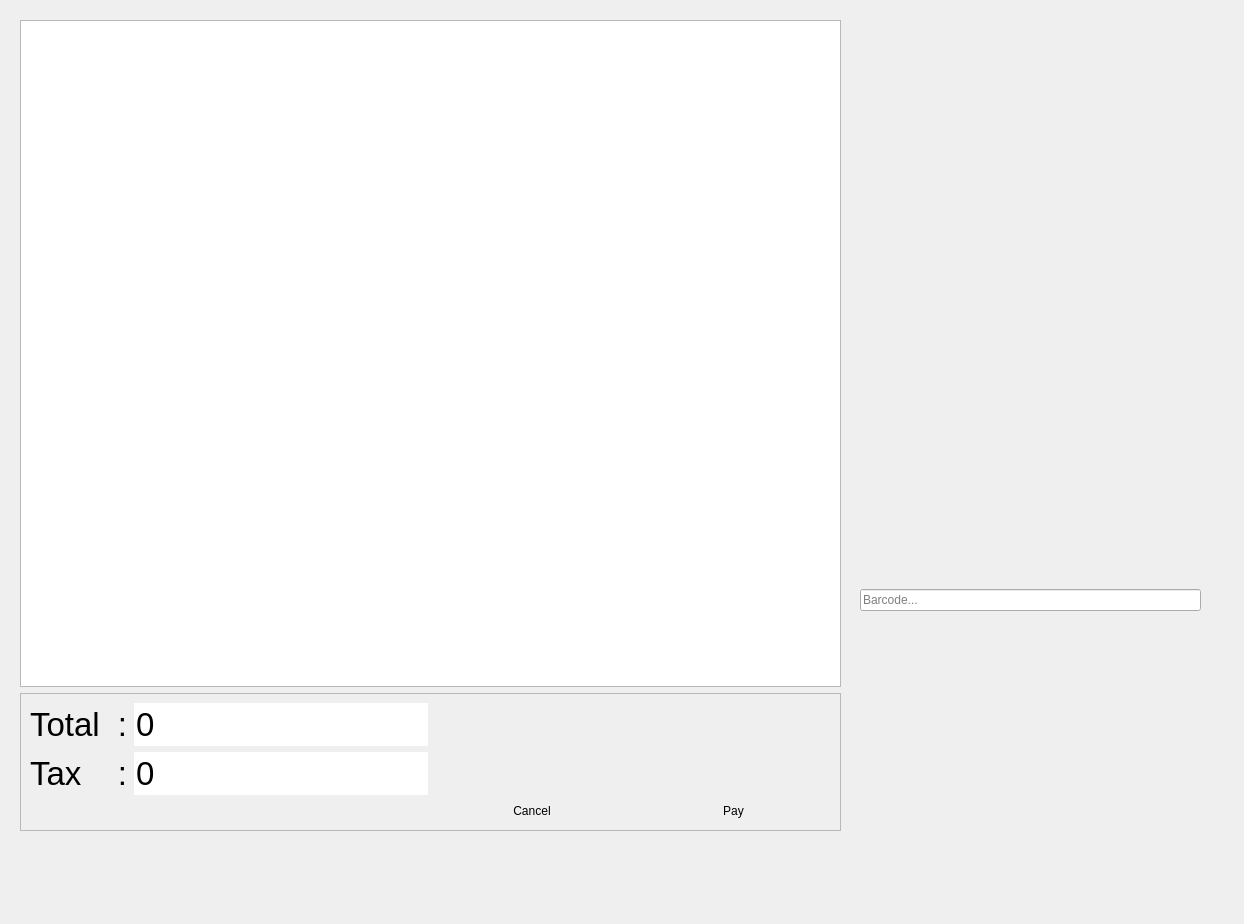
sadeqAlbana/Snono-ERP, file pos-fe/gui/tabs/cashiertab.ui: the form before one commit.
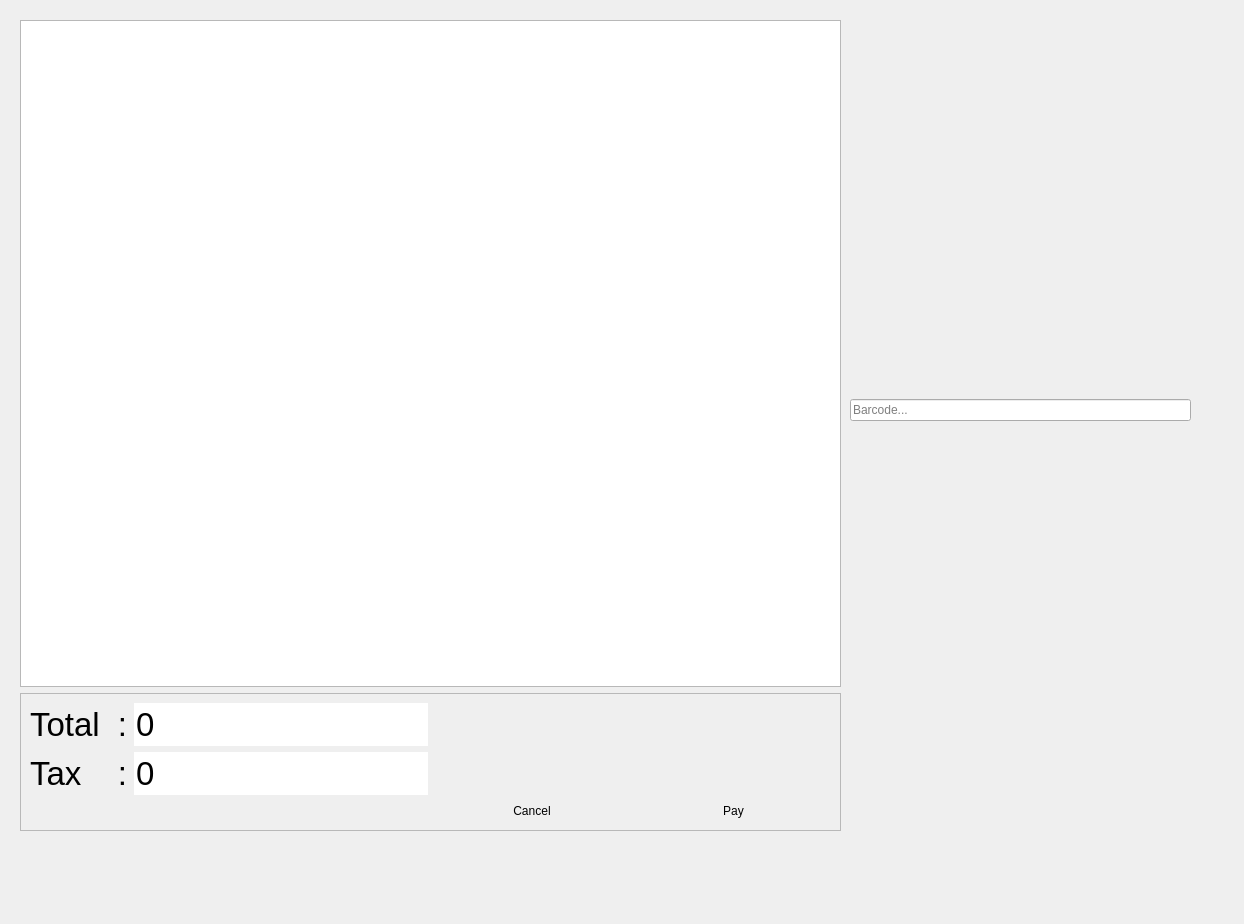
The form after the commit. Icons and pictures are not drawn. Custom widgets are drawn as their Qt base class.

What changed in the file:
```diff
--- a/pos-fe/gui/tabs/cashiertab.ui
+++ b/pos-fe/gui/tabs/cashiertab.ui
@@ -233,8 +233,8 @@
   <widget class="QWidget" name="layoutWidget">
    <property name="geometry">
     <rect>
-     <x>860</x>
-     <y>210</y>
+     <x>850</x>
+     <y>20</y>
      <width>341</width>
      <height>401</height>
     </rect>
```
Left out of the diff: 2 changed lines with no effect on the pictures.
